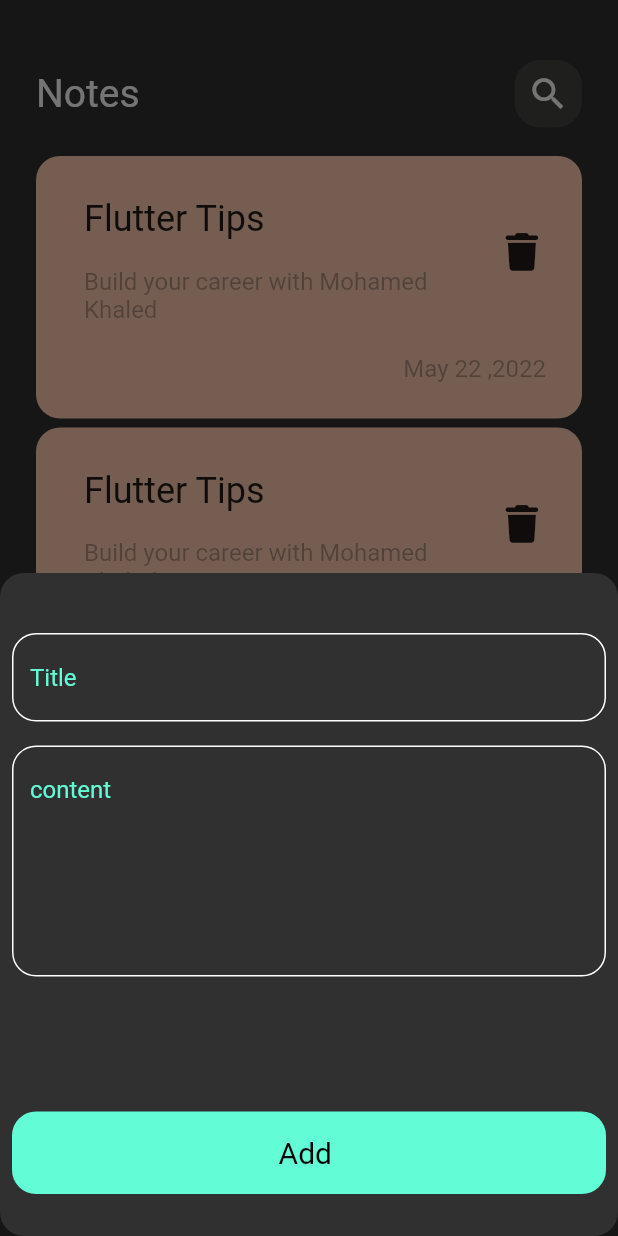
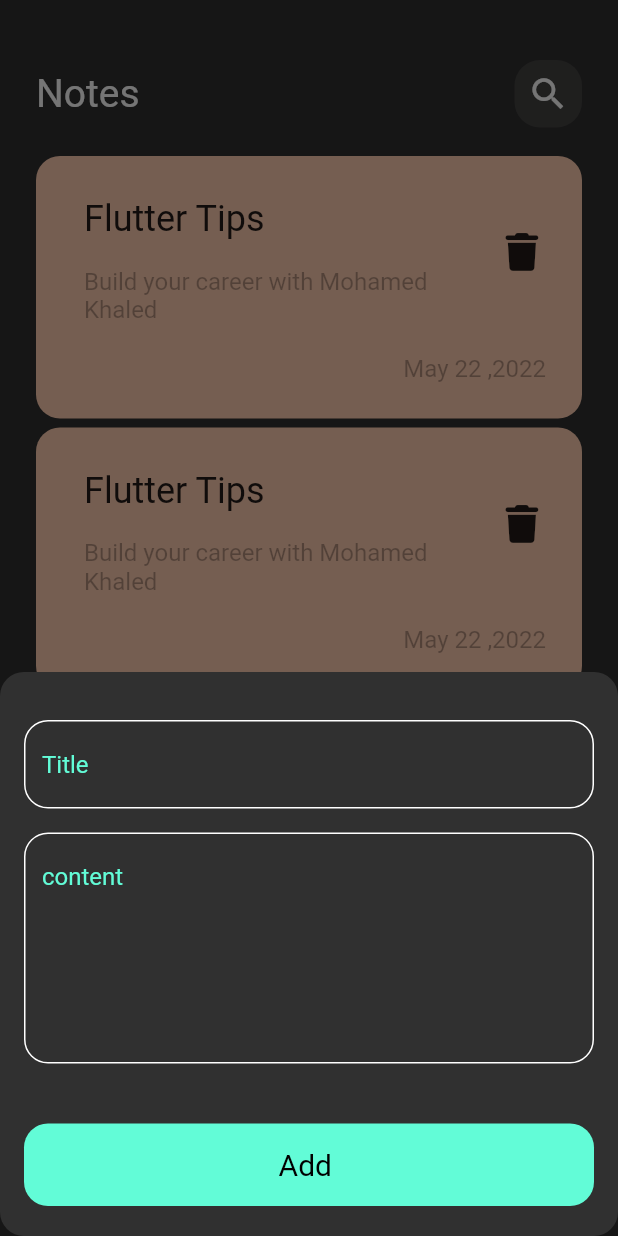
Before and after one commit to mohamedharb2435/notes_app, a Flutter app: the screen it shows after launch, after a tap on the "add" icon, on a phone screen of 412 x 824 dp. Run offline on Flutter 3.47's test engine with Material 2 defaults, Android fonts, the phone set to English and light mode, and no system bars; our stand-ins replace bloc, flutter_bloc, font_awesome_flutter, hive, hive_flutter, modal_progress_hud_nsn; accounts and stored records are empty.

```diff
--- a/lib/views/notes_view.dart
+++ b/lib/views/notes_view.dart
@@ -11,6 +11,7 @@ class NotesView extends StatelessWidget {
       floatingActionButton: FloatingActionButton(
         onPressed: (){
           showModalBottomSheet(
+            isScrollControlled: true,
             shape: RoundedRectangleBorder(
               borderRadius: BorderRadius.circular(16),
             ),
--- a/lib/views/widget/add_note_bottom_sheet.dart
+++ b/lib/views/widget/add_note_bottom_sheet.dart
@@ -27,9 +27,13 @@ class AddNoteBottomSheet extends StatelessWidget {
         builder: (context ,state ){
           return AbsorbPointer(
               absorbing:state is AddNotesLoading ?true :false ,
-          child:const  Padding(
-            padding:  EdgeInsets.all(8.0),
-            child: SingleChildScrollView(child: AddNoteForm(),),
+          child:  Padding(
+            padding:  EdgeInsets.only(
+                left: 16 ,
+                right: 16 ,
+            bottom: MediaQuery.of(context).viewInsets.bottom,
+            ),
+            child: const SingleChildScrollView(child: AddNoteForm(),),
           ),);
         },
       ),
--- a/lib/views/widget/add_note_form.dart
+++ b/lib/views/widget/add_note_form.dart
@@ -41,7 +41,7 @@ class _AddNoteFormState extends State<AddNoteForm> {
             hint: 'content ',
             maxLines: 6,
           ),
-          const   SizedBox(height: 90,),
+          const   SizedBox(height: 40,),
           BlocBuilder<AddNotesCubit ,AddNotesState>
         (
              builder: (context,state) {
--- a/lib/views/widget/custom_app_bar.dart
+++ b/lib/views/widget/custom_app_bar.dart
@@ -1,6 +1,5 @@
 import 'package:flutter/cupertino.dart';
 import 'package:flutter/material.dart';
-
 import 'custom_icon.dart';
 
 class CustomAppBar extends StatelessWidget {
@@ -17,7 +16,7 @@ final IconData iconData ;
           fontSize: 26,
            fontWeight:FontWeight.w400
        ),),
-       Spacer(),
+       const Spacer(),
        CustomIconSearch(
          iconData:iconData ,
        ),
```
Also changed, not shown: lib/cubits/notes_cubit/notes_state.dart (added, +21 -0 lines), lib/cubits/notes_cubit/notes_cubit.dart (added).
